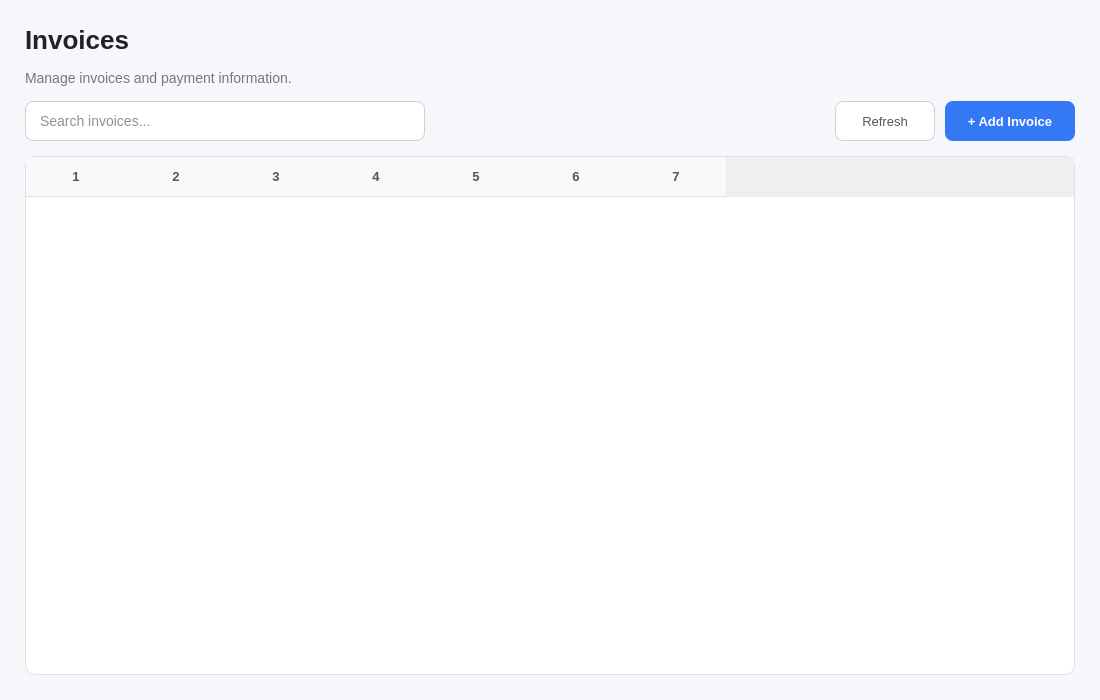
This is gui/widgets/invoicespage.ui in nuibof/PhoneStoreManagement as Qt 5 draws it before an edit. The edited form follows.
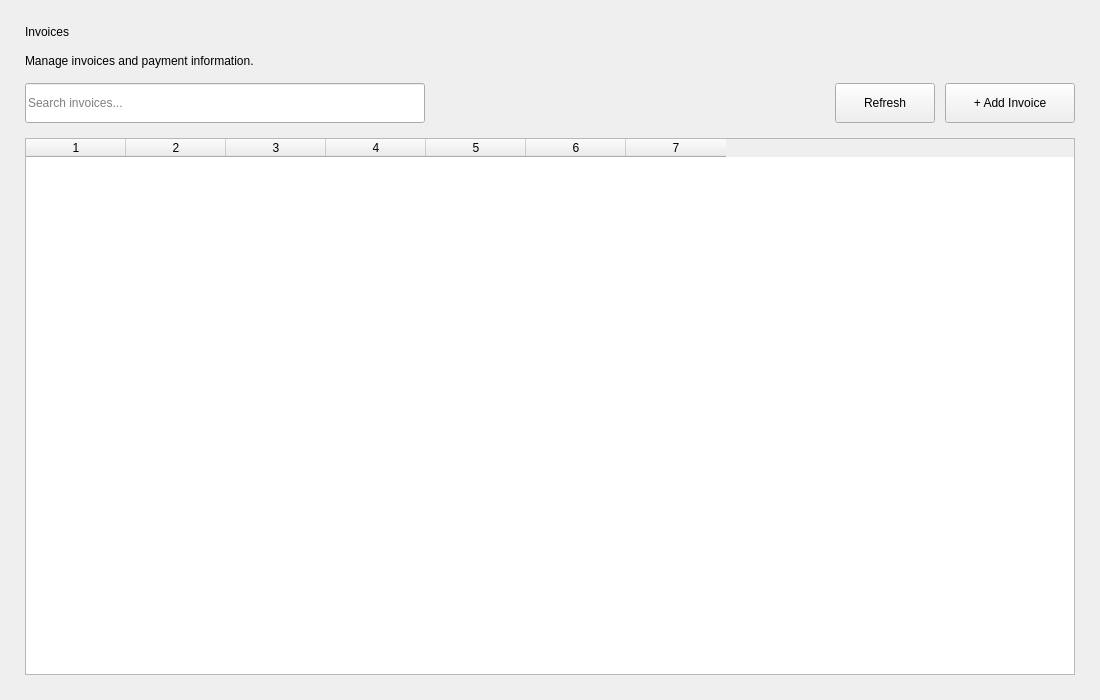
This is the edited form.

```diff
--- a/gui/widgets/invoicespage.ui
+++ b/gui/widgets/invoicespage.ui
@@ -15,87 +15,6 @@
             <string>Invoices</string>
         </property>
 
-        <property name="styleSheet">
-            <string notr="true">
-                QWidget#InvoicesPage {
-                background-color: #F5F7FA;
-                }
-
-                QLabel#lblTitle {
-                color: #202124;
-                font-size: 26px;
-                font-weight: bold;
-                }
-
-                QLabel#lblSubtitle {
-                color: #777777;
-                font-size: 14px;
-                }
-
-                QLineEdit {
-                background-color: #FFFFFF;
-                color: #222222;
-                border: 1px solid #D0D0D0;
-                border-radius: 8px;
-                padding: 8px 12px;
-                font-size: 14px;
-                }
-
-                QLineEdit:focus {
-                border: 1px solid #3478F6;
-                }
-
-                QPushButton#btnRefresh {
-                background-color: #FFFFFF;
-                color: #555555;
-                border: 1px solid #D0D0D0;
-                border-radius: 8px;
-                padding: 8px 15px;
-                font-size: 13px;
-                }
-
-                QPushButton#btnRefresh:hover {
-                background-color: #F2F2F2;
-                color: #222222;
-                }
-
-                QPushButton#btnAdd {
-                background-color: #3478F6;
-                color: #FFFFFF;
-                border: none;
-                border-radius: 8px;
-                padding: 8px 15px;
-                font-size: 13px;
-                font-weight: bold;
-                }
-
-                QPushButton#btnAdd:hover {
-                background-color: #4A8CFF;
-                }
-
-                QTableWidget {
-                background-color: #FFFFFF;
-                color: #222222;
-                border: 1px solid #E0E0E0;
-                border-radius: 10px;
-                font-size: 13px;
-                selection-background-color: #EAF1FF;
-                selection-color: #222222;
-                gridline-color: transparent;
-                }
-
-                QHeaderView::section {
-                background-color: #F8F9FA;
-                color: #555555;
-                border: none;
-                border-bottom: 1px solid #E0E0E0;
-                padding: 10px;
-                font-size: 13px;
-                font-weight: bold;
-                }
-            </string>
-        </property>
-
         <layout class="QVBoxLayout" name="mainLayout">
             <property name="spacing">
                 <number>15</number>
```
